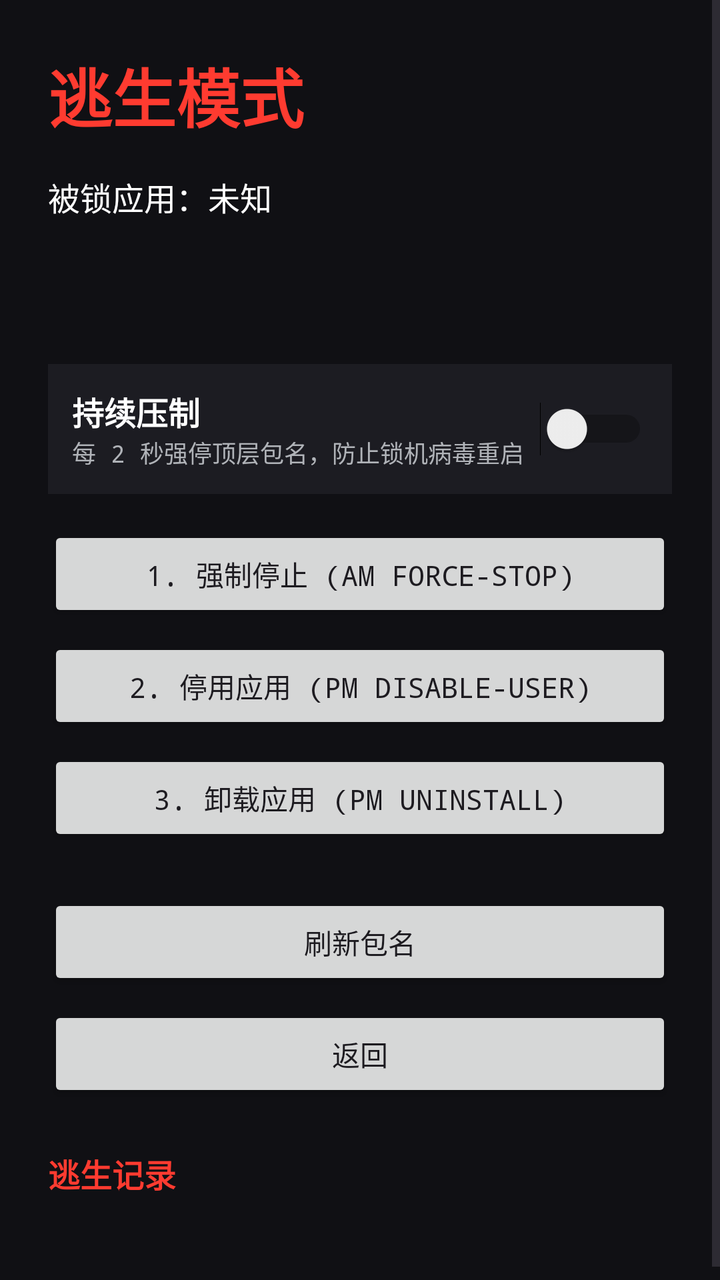
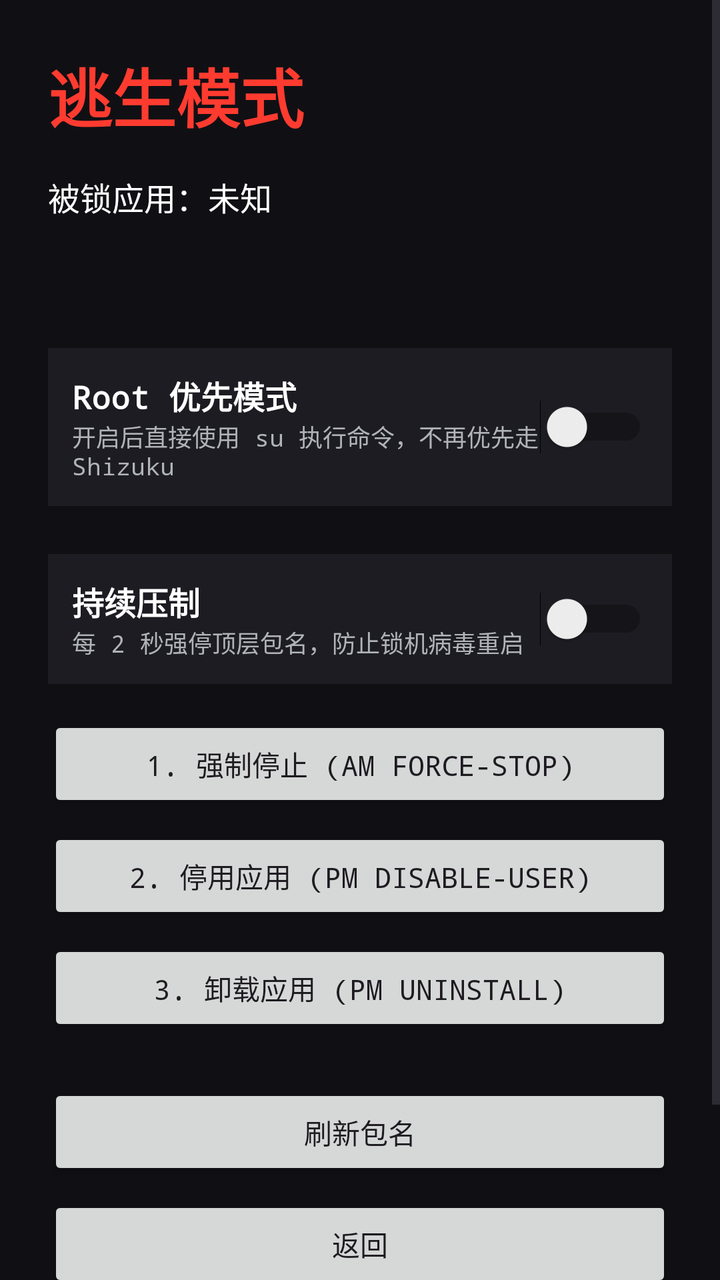

Compare the two renders of this Android layout. The source of the first and the diff that turns it into the second are given below.
<!-- AndroidManifest.xml: activity theme Theme.LockEscape.Escape -->
<!-- res/layout/activity_escape.xml -->
<?xml version="1.0" encoding="utf-8"?>
<ScrollView xmlns:android="http://schemas.android.com/apk/res/android"
    android:layout_width="match_parent"
    android:layout_height="match_parent"
    android:background="@color/escape_bg">

    <LinearLayout
        android:layout_width="match_parent"
        android:layout_height="wrap_content"
        android:orientation="vertical"
        android:padding="24dp">

        <TextView
            android:layout_width="wrap_content"
            android:layout_height="wrap_content"
            android:text="逃生模式"
            android:textColor="@color/escape_red"
            android:textSize="32sp"
            android:textStyle="bold" />

        <TextView
            android:id="@+id/tvTopPackage"
            android:layout_width="match_parent"
            android:layout_height="wrap_content"
            android:layout_marginTop="16dp"
            android:text="被锁应用：未知"
            android:textColor="@color/text_primary"
            android:textSize="16sp" />

        <TextView
            android:id="@+id/tvResult"
            android:layout_width="match_parent"
            android:layout_height="wrap_content"
            android:layout_marginTop="8dp"
            android:minHeight="40dp"
            android:textColor="@color/text_primary"
            android:textSize="13sp" />

        <LinearLayout
            android:layout_width="match_parent"
            android:layout_height="wrap_content"
            android:layout_marginTop="24dp"
            android:background="@color/card_bg"
            android:gravity="center_vertical"
            android:orientation="horizontal"
            android:padding="12dp">

            <LinearLayout
                android:layout_width="0dp"
                android:layout_height="wrap_content"
                android:layout_weight="1"
                android:orientation="vertical">

                <TextView
                    android:layout_width="wrap_content"
                    android:layout_height="wrap_content"
                    android:text="持续压制"
                    android:textColor="@color/text_primary"
                    android:textSize="16sp"
                    android:textStyle="bold" />

                <TextView
                    android:layout_width="wrap_content"
                    android:layout_height="wrap_content"
                    android:text="每 2 秒强停顶层包名，防止锁机病毒重启"
                    android:textColor="@color/text_secondary"
                    android:textSize="12sp" />
            </LinearLayout>

            <Switch
                android:id="@+id/switchSuppress"
                android:layout_width="wrap_content"
                android:layout_height="wrap_content" />
        </LinearLayout>

        <Button
            android:id="@+id/btnForceStop"
            android:layout_width="match_parent"
            android:layout_height="wrap_content"
            android:layout_marginTop="16dp"
            android:text="1. 强制停止 (am force-stop)" />

        <Button
            android:id="@+id/btnDisable"
            android:layout_width="match_parent"
            android:layout_height="wrap_content"
            android:layout_marginTop="8dp"
            android:text="2. 停用应用 (pm disable-user)" />

        <Button
            android:id="@+id/btnUninstall"
            android:layout_width="match_parent"
            android:layout_height="wrap_content"
            android:layout_marginTop="8dp"
            android:text="3. 卸载应用 (pm uninstall)" />

        <Button
            android:id="@+id/btnRefresh"
            android:layout_width="match_parent"
            android:layout_height="wrap_content"
            android:layout_marginTop="24dp"
            android:text="刷新包名" />

        <Button
            android:id="@+id/btnExit"
            android:layout_width="match_parent"
            android:layout_height="wrap_content"
            android:layout_marginTop="8dp"
            android:text="返回" />

        <TextView
            android:layout_width="wrap_content"
            android:layout_height="wrap_content"
            android:layout_marginTop="24dp"
            android:text="逃生记录"
            android:textColor="@color/escape_red"
            android:textSize="16sp"
            android:textStyle="bold" />

        <TextView
            android:id="@+id/tvLogs"
            android:layout_width="match_parent"
            android:layout_height="wrap_content"
            android:layout_marginTop="8dp"
            android:fontFamily="monospace"
            android:textColor="@color/text_secondary"
            android:textSize="12sp" />

    </LinearLayout>
</ScrollView>
<!-- resources referenced by this layout -->
<resources>
  <color name="card_bg">#1C1C22</color>
  <color name="escape_bg">#101014</color>
  <color name="escape_red">#FF3B30</color>
  <color name="text_primary">#FFFFFF</color>
  <color name="text_secondary">#B0B3B8</color>
  <style name="Theme.LockEscape.Escape" parent="Theme.Material3.DayNight.NoActionBar">
          <item name="android:windowBackground">@android:color/black</item>
          <item name="android:fontFamily">monospace</item>
      </style>
</resources>

<!-- the commit's change to res/layout/activity_escape.xml (unified diff, before → after) -->
@@ -35,6 +35,43 @@
             android:minHeight="40dp"
             android:textColor="@color/text_primary"
             android:textSize="13sp" />
+
+        <LinearLayout
+            android:layout_width="match_parent"
+            android:layout_height="wrap_content"
+            android:layout_marginTop="16dp"
+            android:background="@color/card_bg"
+            android:gravity="center_vertical"
+            android:orientation="horizontal"
+            android:padding="12dp">
+
+            <LinearLayout
+                android:layout_width="0dp"
+                android:layout_height="wrap_content"
+                android:layout_weight="1"
+                android:orientation="vertical">
+
+                <TextView
+                    android:layout_width="wrap_content"
+                    android:layout_height="wrap_content"
+                    android:text="Root 优先模式"
+                    android:textColor="@color/text_primary"
+                    android:textSize="16sp"
+                    android:textStyle="bold" />
+
+                <TextView
+                    android:layout_width="wrap_content"
+                    android:layout_height="wrap_content"
+                    android:text="开启后直接使用 su 执行命令，不再优先走 Shizuku"
+                    android:textColor="@color/text_secondary"
+                    android:textSize="12sp" />
+            </LinearLayout>
+
+            <Switch
+                android:id="@+id/switchRootMode"
+                android:layout_width="wrap_content"
+                android:layout_height="wrap_content" />
+        </LinearLayout>
 
         <LinearLayout
             android:layout_width="match_parent"
